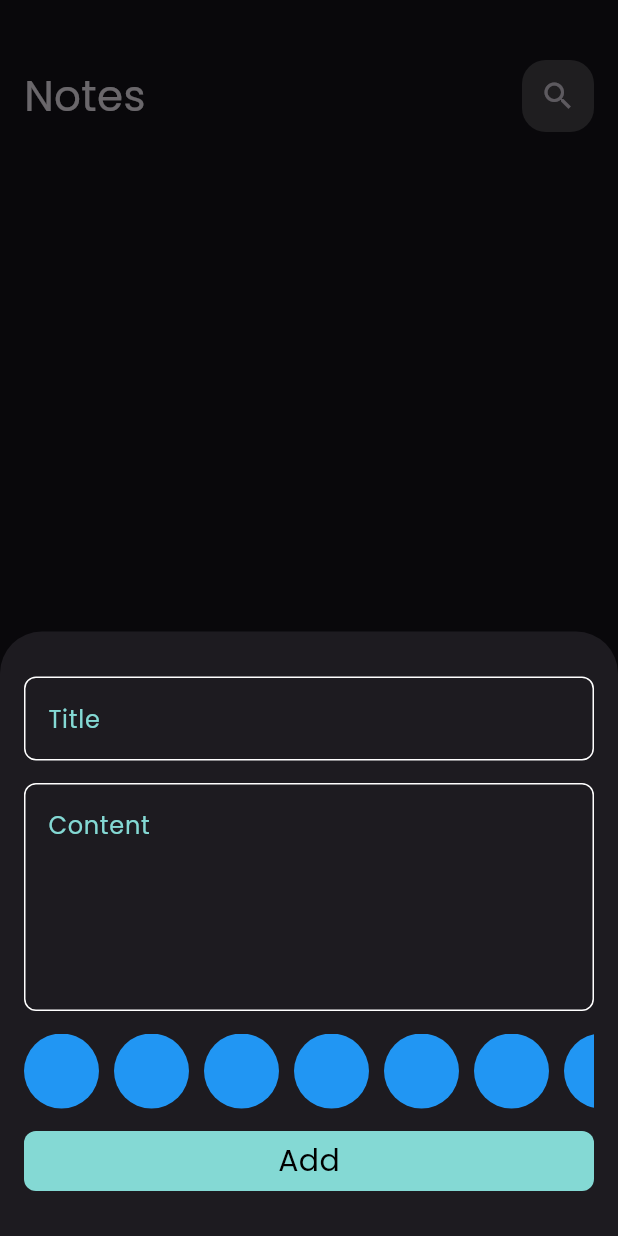
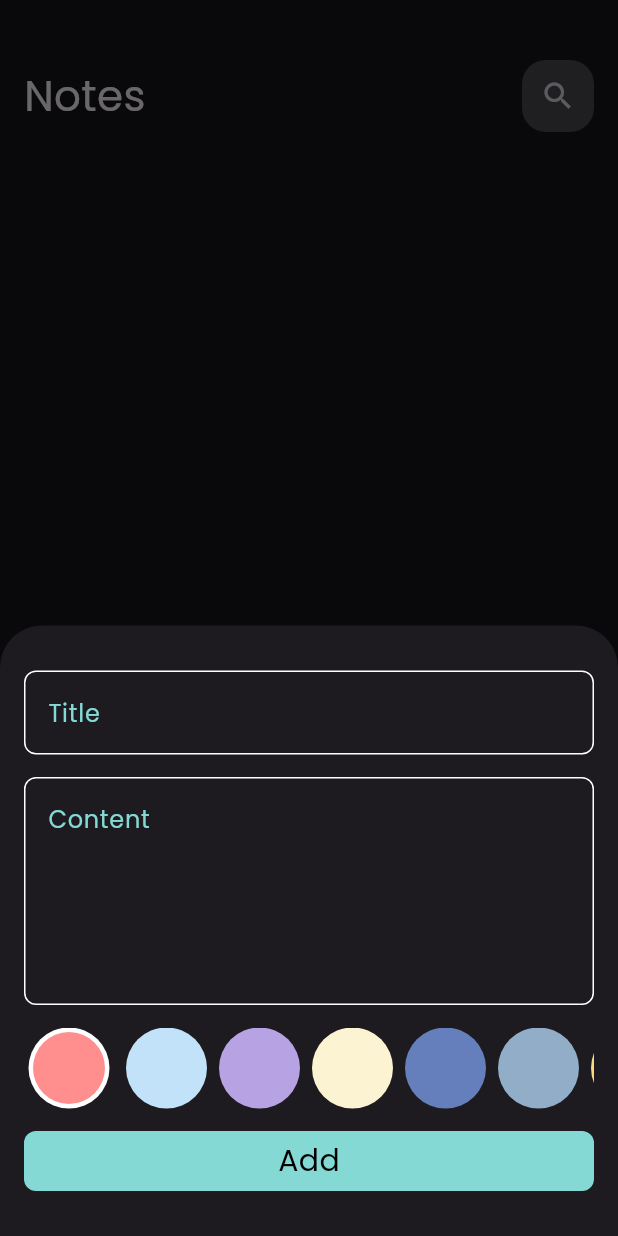
Before and after one commit to MohamedRafat-hub/Notify, a Flutter app: the screen it shows after launch, after a tap on the "add" icon, on a phone screen of 412 x 824 dp. Run offline on Flutter 3.47's test engine with Material 3 defaults, Android fonts, the phone set to English and light mode, and no system bars; our stand-ins replace bloc, flutter_bloc, font_awesome_flutter, hive, hive_flutter; accounts and stored records are empty.

Commit message:
create colors list and display it

```diff
--- a/lib/widgets/add_note_form.dart
+++ b/lib/widgets/add_note_form.dart
@@ -1,3 +1,5 @@
+import 'dart:developer';
+
 import 'package:flutter/material.dart';
 import 'package:flutter_bloc/flutter_bloc.dart';
 import 'package:tasky_app/cubits/add_note_cubit/add_note_cubit.dart';
@@ -59,7 +61,8 @@ class _AddNoteFormState extends State<AddNoteForm> {
                 subTitle = value;
               },
             ),
-            ColorsListView(),
+            ColorsListView(
+            ),
             BlocBuilder<AddNoteCubit, AddNoteState>(
               builder: (context, state) {
                 return CustomButton(
@@ -94,30 +97,74 @@ class _AddNoteFormState extends State<AddNoteForm> {
 
 
 class ColorItem extends StatelessWidget {
-  const ColorItem({super.key});
-
+  const ColorItem({super.key, required this.isActive, required this.color});
+  final bool isActive;
+  final Color color;
   @override
   Widget build(BuildContext context) {
-    return const CircleAvatar(
-      backgroundColor: Colors.blue,
-      radius: 25,
+    return isActive ?  CircleAvatar(
+      backgroundColor: Colors.white,
+      radius: 30,
+      child: CircleAvatar(
+        radius: 24,
+        backgroundColor: color,
+      ),
+    ) : CircleAvatar(
+      radius: 27,
+      backgroundColor: color,
     );
   }
 }
 
-
-class ColorsListView extends StatelessWidget {
+class ColorsListView extends StatefulWidget {
   const ColorsListView({super.key});
 
   @override
+  State<ColorsListView> createState() => _ColorsListViewState();
+}
+
+class _ColorsListViewState extends State<ColorsListView> {
+  int currentIndex = 0;
+
+  List<Color> colors = [
+    Color(0xFFFF8F8F),
+    Color(0xFFC2E2FA),
+    Color(0xFFB7A3E3),
+    Color(0xFFFBF3D1),
+    Color(0xFF647FBC),
+    Color(0xFF91ADC8),
+    Color(0xFFFADA7A),
+    Colors.blue,
+    Colors.orange,
+    Colors.amberAccent,
+    Colors.greenAccent,
+    Colors.red,
+  ];
+  @override
   Widget build(BuildContext context) {
     return SizedBox(
-      height: 50,
-      child: ListView.separated(scrollDirection: Axis.horizontal,itemBuilder: (context,index){
-        return const ColorItem();
-      }, separatorBuilder: (context,index){
-        return SizedBox(width: 10,);
-      }, itemCount: 10),
+      height: 27 * 2,
+      child: ListView.builder(
+        itemCount: colors.length,
+        scrollDirection: Axis.horizontal,
+        itemBuilder: (context, index) {
+          return Padding(
+            padding: const EdgeInsets.only(right: 8),
+            child:  GestureDetector(
+              onTap: (){
+                currentIndex = index;
+                setState(() {
+
+                });
+              },
+              child: ColorItem(
+                color: colors[index],
+                isActive: currentIndex == index,
+              ),
+            ),
+          );
+        },
+      ),
     );
   }
 }
```
